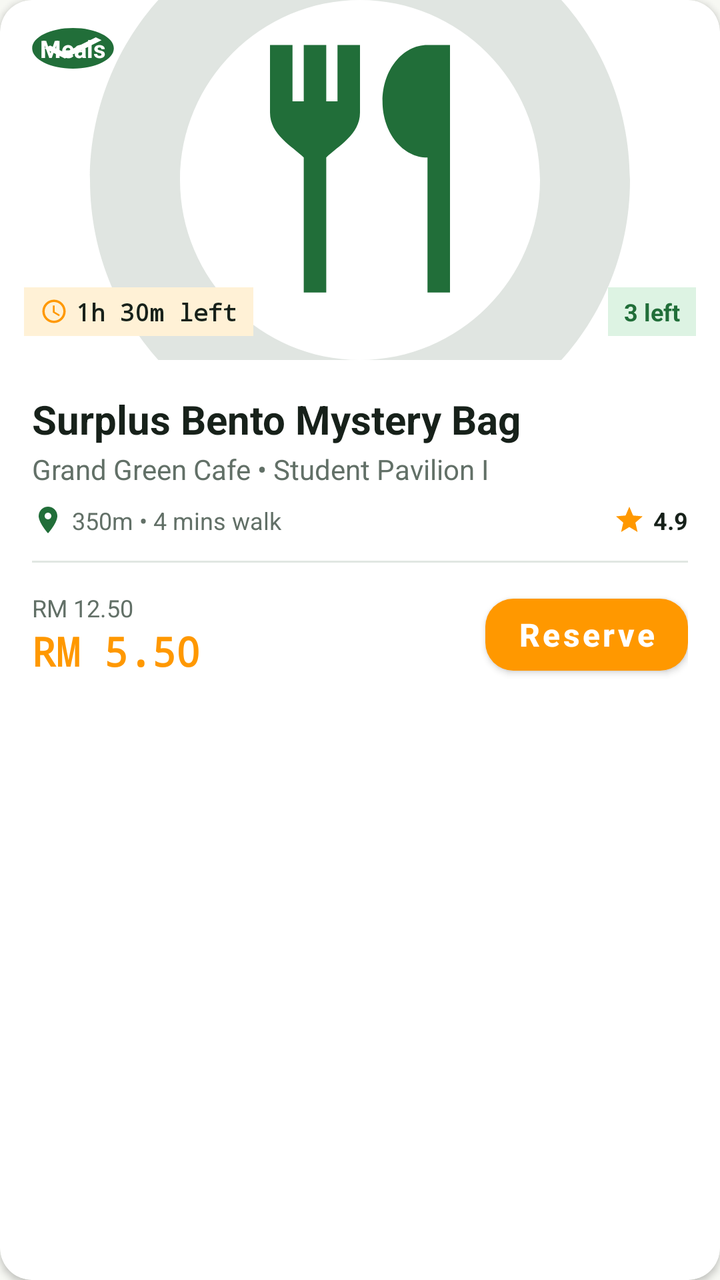
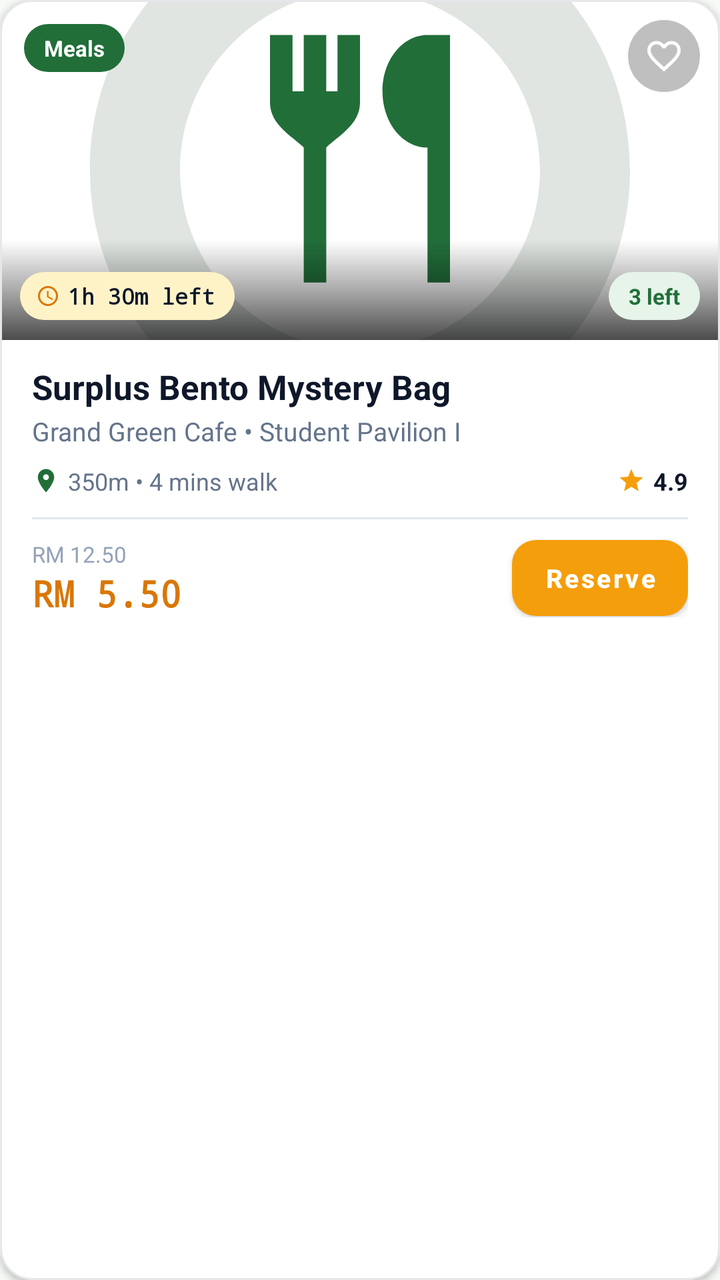

Screens rendered from an Android XML layout before and after an edit, with the pre-edit source and the edit as a unified diff.
<!-- AndroidManifest.xml: application theme Theme.MAD_Group13_FoodHero -->
<!-- res/layout/item_listing_card.xml -->
<?xml version="1.0" encoding="utf-8"?>
<com.google.android.material.card.MaterialCardView xmlns:android="http://schemas.android.com/apk/res/android"
    xmlns:app="http://schemas.android.com/apk/res-auto"
    xmlns:tools="http://schemas.android.com/tools"
    style="@style/Widget.FoodHero.Card"
    android:layout_width="match_parent"
    android:layout_height="wrap_content"
    android:layout_marginStart="@dimen/spacing_16"
    android:layout_marginTop="@dimen/spacing_8"
    android:layout_marginEnd="@dimen/spacing_16"
    android:layout_marginBottom="@dimen/spacing_8"
    android:clickable="true"
    android:focusable="true">

    <LinearLayout
        android:layout_width="match_parent"
        android:layout_height="wrap_content"
        android:orientation="vertical">

        
        <FrameLayout
            android:layout_width="match_parent"
            android:layout_height="180dp">

            <ImageView
                android:id="@+id/iv_listing_image"
                android:layout_width="match_parent"
                android:layout_height="match_parent"
                android:contentDescription="@null"
                android:scaleType="centerCrop"
                android:src="@drawable/ic_food_placeholder" />

            
            <TextView
                android:id="@+id/tv_category_badge"
                android:layout_width="wrap_content"
                android:layout_height="wrap_content"
                android:layout_gravity="top|start"
                android:layout_margin="@dimen/spacing_12"
                android:background="@drawable/ic_check_circle"
                android:backgroundTint="@color/colorPrimary"
                android:paddingStart="@dimen/spacing_8"
                android:paddingTop="@dimen/spacing_4"
                android:paddingEnd="@dimen/spacing_8"
                android:paddingBottom="@dimen/spacing_4"
                android:text="Meals"
                android:textColor="@color/white"
                android:textSize="@dimen/text_size_caption"
                android:textStyle="bold" />

            
            <ImageView
                android:id="@+id/btn_favourite"
                android:layout_width="40dp"
                android:layout_height="40dp"
                android:layout_gravity="top|end"
                android:layout_margin="@dimen/spacing_8"
                android:background="?attr/selectableItemBackgroundBorderless"
                android:contentDescription="Favourite"
                android:padding="@dimen/spacing_8"
                android:src="@drawable/ic_heart_outline"
                app:tint="@color/white" />

            
            <LinearLayout
                android:layout_width="wrap_content"
                android:layout_height="wrap_content"
                android:layout_gravity="bottom|start"
                android:layout_margin="@dimen/spacing_12"
                android:background="@color/colorAccentContainer"
                android:gravity="center_vertical"
                android:orientation="horizontal"
                android:paddingStart="@dimen/spacing_8"
                android:paddingTop="@dimen/spacing_4"
                android:paddingEnd="@dimen/spacing_8"
                android:paddingBottom="@dimen/spacing_4">

                <ImageView
                    android:layout_width="14dp"
                    android:layout_height="14dp"
                    android:contentDescription="@null"
                    android:src="@drawable/ic_clock"
                    app:tint="@color/colorAccent" />

                <TextView
                    android:id="@+id/tv_countdown"
                    android:layout_width="wrap_content"
                    android:layout_height="wrap_content"
                    android:layout_marginStart="@dimen/spacing_4"
                    android:fontFamily="monospace"
                    android:text="1h 30m left"
                    android:textColor="@color/colorTextPrimary"
                    android:textSize="@dimen/text_size_caption"
                    android:textStyle="bold" />
            </LinearLayout>

            
            <TextView
                android:id="@+id/tv_stock_badge"
                android:layout_width="wrap_content"
                android:layout_height="wrap_content"
                android:layout_gravity="bottom|end"
                android:layout_margin="@dimen/spacing_12"
                android:background="@color/colorPrimaryContainer"
                android:paddingStart="@dimen/spacing_8"
                android:paddingTop="@dimen/spacing_4"
                android:paddingEnd="@dimen/spacing_8"
                android:paddingBottom="@dimen/spacing_4"
                android:text="3 left"
                android:textColor="@color/colorPrimary"
                android:textSize="@dimen/text_size_caption"
                android:textStyle="bold" />
        </FrameLayout>

        
        <LinearLayout
            android:layout_width="match_parent"
            android:layout_height="wrap_content"
            android:orientation="vertical"
            android:padding="@dimen/spacing_16">

            
            <TextView
                android:id="@+id/tv_listing_title"
                android:layout_width="match_parent"
                android:layout_height="wrap_content"
                android:ellipsize="end"
                android:maxLines="1"
                android:text="Surplus Bento Mystery Bag"
                android:textColor="@color/colorTextPrimary"
                android:textSize="@dimen/text_size_title"
                android:textStyle="bold" />

            <TextView
                android:id="@+id/tv_merchant_name"
                android:layout_width="match_parent"
                android:layout_height="wrap_content"
                android:layout_marginTop="@dimen/spacing_2"
                android:ellipsize="end"
                android:maxLines="1"
                android:text="Grand Green Cafe • Student Pavilion I"
                android:textColor="@color/colorTextSecondary"
                android:textSize="@dimen/text_size_body" />

            
            <LinearLayout
                android:layout_width="match_parent"
                android:layout_height="wrap_content"
                android:layout_marginTop="@dimen/spacing_8"
                android:gravity="center_vertical"
                android:orientation="horizontal">

                <ImageView
                    android:layout_width="16dp"
                    android:layout_height="16dp"
                    android:contentDescription="@null"
                    android:src="@drawable/ic_location"
                    app:tint="@color/colorPrimary" />

                <TextView
                    android:id="@+id/tv_distance"
                    android:layout_width="0dp"
                    android:layout_height="wrap_content"
                    android:layout_marginStart="@dimen/spacing_4"
                    android:layout_weight="1"
                    android:text="350m • 4 mins walk"
                    android:textColor="@color/colorTextSecondary"
                    android:textSize="@dimen/text_size_caption" />

                <ImageView
                    android:layout_width="16dp"
                    android:layout_height="16dp"
                    android:contentDescription="@null"
                    android:src="@drawable/ic_star" />

                <TextView
                    android:id="@+id/tv_rating"
                    android:layout_width="wrap_content"
                    android:layout_height="wrap_content"
                    android:layout_marginStart="@dimen/spacing_4"
                    android:text="4.9"
                    android:textColor="@color/colorTextPrimary"
                    android:textSize="@dimen/text_size_caption"
                    android:textStyle="bold" />
            </LinearLayout>

            <View
                android:layout_width="match_parent"
                android:layout_height="1dp"
                android:layout_marginTop="@dimen/spacing_12"
                android:layout_marginBottom="@dimen/spacing_12"
                android:background="@color/colorDivider" />

            
            <LinearLayout
                android:layout_width="match_parent"
                android:layout_height="wrap_content"
                android:gravity="center_vertical"
                android:orientation="horizontal">

                <LinearLayout
                    android:layout_width="0dp"
                    android:layout_height="wrap_content"
                    android:layout_weight="1"
                    android:orientation="vertical">

                    <TextView
                        android:id="@+id/tv_original_price"
                        android:layout_width="wrap_content"
                        android:layout_height="wrap_content"
                        android:text="RM 12.50"
                        android:textColor="@color/colorTextSecondary"
                        android:textSize="@dimen/text_size_caption" />

                    <TextView
                        android:id="@+id/tv_discounted_price"
                        android:layout_width="wrap_content"
                        android:layout_height="wrap_content"
                        android:fontFamily="monospace"
                        android:text="RM 5.50"
                        android:textColor="@color/colorAccent"
                        android:textSize="@dimen/text_size_title"
                        android:textStyle="bold" />
                </LinearLayout>

                <com.google.android.material.button.MaterialButton
                    android:id="@+id/btn_reserve"
                    style="@style/Widget.FoodHero.Button.Accent"
                    android:layout_width="wrap_content"
                    android:layout_height="wrap_content"
                    android:text="Reserve" />
            </LinearLayout>
        </LinearLayout>
    </LinearLayout>
</com.google.android.material.card.MaterialCardView>
<!-- resources referenced by this layout -->
<resources>
  <color name="colorAccent">#FF9800</color>
  <color name="colorAccentContainer">#FFF1D6</color>
  <color name="colorDivider">#E1E7E2</color>
  <color name="colorPrimary">#216E39</color>
  <color name="colorPrimaryContainer">#DDF3E3</color>
  <color name="colorTextPrimary">#17211A</color>
  <color name="colorTextSecondary">#627067</color>
  <color name="white">#FFFFFF</color>
  <dimen name="spacing_12">12dp</dimen>
  <dimen name="spacing_16">16dp</dimen>
  <dimen name="spacing_2">2dp</dimen>
  <dimen name="spacing_4">4dp</dimen>
  <dimen name="spacing_8">8dp</dimen>
  <dimen name="text_size_body">14sp</dimen>
  <dimen name="text_size_caption">12sp</dimen>
  <dimen name="text_size_title">20sp</dimen>
  <!-- drawable ic_check_circle (drawable) -->
  <vector xmlns:android="http://schemas.android.com/apk/res/android"
      android:width="24dp"
      android:height="24dp"
      android:viewportWidth="24"
      android:viewportHeight="24">
      <path
          android:fillColor="@color/colorPrimary"
          android:pathData="M12,2C6.48,2 2,6.48 2,12s4.48,10 10,10 10,-4.48 10,-10S17.52,2 12,2zm-2,15l-5,-5 1.41,-1.41L10,14.17l7.59,-7.59L19,8l-9,9z" />
  </vector>
  <!-- drawable ic_star (drawable) -->
  <vector xmlns:android="http://schemas.android.com/apk/res/android"
      android:width="24dp"
      android:height="24dp"
      android:viewportWidth="24"
      android:viewportHeight="24">
      <path
          android:fillColor="@color/colorAccent"
          android:pathData="M12,17.27L18.18,21l-1.64,-7.03L22,9.24l-7.19,-0.61L12,2 9.19,8.63 2,9.24l5.46,4.73L5.82,21z" />
  </vector>
  <style name="Widget.FoodHero.Button.Accent" parent="Widget.MaterialComponents.Button">
          <item name="backgroundTint">@color/colorAccent</item>
          <item name="android:textColor">@color/white</item>
          <item name="cornerRadius">@dimen/corner_button</item>
          <item name="android:minHeight">@dimen/min_touch_target</item>
          <item name="android:textSize">@dimen/text_size_action</item>
          <item name="android:textStyle">bold</item>
          <item name="elevation">2dp</item>
          <item name="android:textAllCaps">false</item>
      </style>
  <style name="Widget.FoodHero.Card" parent="Widget.MaterialComponents.CardView">
          <item name="cardCornerRadius">@dimen/corner_card</item>
          <item name="cardElevation">@dimen/elevation_card</item>
          <item name="cardBackgroundColor">@color/colorSurface</item>
          <item name="cardMaxElevation">@dimen/elevation_card_elevated</item>
          <item name="android:clipToPadding">false</item>
      </style>
  <dimen name="corner_button">14dp</dimen>
  <dimen name="min_touch_target">48dp</dimen>
  <dimen name="text_size_action">16sp</dimen>
  <dimen name="corner_card">16dp</dimen>
  <dimen name="elevation_card">2dp</dimen>
  <color name="colorSurface">#FFFFFF</color>
  <dimen name="elevation_card_elevated">6dp</dimen>
  <color name="colorPrimaryDark">#123C25</color>
  <color name="colorBackground">#F7F8F3</color>
  <color name="colorError">#B3261E</color>
  <!-- unchanged entries left out for length: 5 -->
</resources>

<!-- the commit's change to res/layout/item_listing_card.xml (unified diff, before → after) -->
@@ -20,7 +20,7 @@
         
         <FrameLayout
             android:layout_width="match_parent"
-            android:layout_height="180dp">
+            android:layout_height="170dp">
 
             <ImageView
                 android:id="@+id/iv_listing_image"
@@ -31,56 +31,64 @@
                 android:src="@drawable/ic_food_placeholder" />
 
             
+            <View
+                android:layout_width="match_parent"
+                android:layout_height="50dp"
+                android:layout_gravity="bottom"
+                android:background="@drawable/bg_gradient_scrim_bottom" />
+
+            
             <TextView
                 android:id="@+id/tv_category_badge"
                 android:layout_width="wrap_content"
-                android:layout_height="wrap_content"
+                android:layout_height="24dp"
                 android:layout_gravity="top|start"
                 android:layout_margin="@dimen/spacing_12"
-                android:background="@drawable/ic_check_circle"
+                android:background="@drawable/bg_badge_pill"
                 android:backgroundTint="@color/colorPrimary"
-                android:paddingStart="@dimen/spacing_8"
-                android:paddingTop="@dimen/spacing_4"
-                android:paddingEnd="@dimen/spacing_8"
-                android:paddingBottom="@dimen/spacing_4"
+                android:gravity="center"
+                android:paddingStart="@dimen/spacing_10"
+                android:paddingEnd="@dimen/spacing_10"
                 android:text="Meals"
                 android:textColor="@color/white"
-                android:textSize="@dimen/text_size_caption"
+                android:textSize="11sp"
                 android:textStyle="bold" />
 
             
             <ImageView
                 android:id="@+id/btn_favourite"
-                android:layout_width="40dp"
-                android:layout_height="40dp"
+                android:layout_width="36dp"
+                android:layout_height="36dp"
                 android:layout_gravity="top|end"
-                android:layout_margin="@dimen/spacing_8"
-                android:background="?attr/selectableItemBackgroundBorderless"
+                android:layout_margin="@dimen/spacing_10"
+                android:background="@drawable/bg_circle_container"
+                android:backgroundTint="@color/scrim_pill_button"
+                android:clickable="true"
+                android:focusable="true"
+                android:padding="8dp"
                 android:contentDescription="Favourite"
-                android:padding="@dimen/spacing_8"
                 android:src="@drawable/ic_heart_outline"
                 app:tint="@color/white" />
 
             
             <LinearLayout
                 android:layout_width="wrap_content"
-                android:layout_height="wrap_content"
+                android:layout_height="24dp"
                 android:layout_gravity="bottom|start"
-                android:layout_margin="@dimen/spacing_12"
-                android:background="@color/colorAccentContainer"
+                android:layout_margin="@dimen/spacing_10"
+                android:background="@drawable/bg_badge_pill"
+                android:backgroundTint="@color/colorAccentContainer"
                 android:gravity="center_vertical"
                 android:orientation="horizontal"
                 android:paddingStart="@dimen/spacing_8"
-                android:paddingTop="@dimen/spacing_4"
-                android:paddingEnd="@dimen/spacing_8"
-                android:paddingBottom="@dimen/spacing_4">
+                android:paddingEnd="@dimen/spacing_10">
 
                 <ImageView
-                    android:layout_width="14dp"
-                    android:layout_height="14dp"
+                    android:layout_width="12dp"
+                    android:layout_height="12dp"
                     android:contentDescription="@null"
                     android:src="@drawable/ic_clock"
-                    app:tint="@color/colorAccent" />
+                    app:tint="@color/colorAccentDark" />
 
                 <TextView
                     android:id="@+id/tv_countdown"
@@ -90,7 +98,7 @@
                     android:fontFamily="monospace"
                     android:text="1h 30m left"
                     android:textColor="@color/colorTextPrimary"
-                    android:textSize="@dimen/text_size_caption"
+                    android:textSize="11sp"
                     android:textStyle="bold" />
             </LinearLayout>
 
@@ -98,17 +106,17 @@
             <TextView
                 android:id="@+id/tv_stock_badge"
                 android:layout_width="wrap_content"
-                android:layout_height="wrap_content"
+                android:layout_height="24dp"
                 android:layout_gravity="bottom|end"
-                android:layout_margin="@dimen/spacing_12"
-                android:background="@color/colorPrimaryContainer"
-                android:paddingStart="@dimen/spacing_8"
-                android:paddingTop="@dimen/spacing_4"
-                android:paddingEnd="@dimen/spacing_8"
-                android:paddingBottom="@dimen/spacing_4"
+                android:layout_margin="@dimen/spacing_10"
+                android:background="@drawable/bg_badge_pill"
+                android:backgroundTint="@color/colorPrimaryContainer"
+                android:gravity="center"
+                android:paddingStart="@dimen/spacing_10"
+                android:paddingEnd="@dimen/spacing_10"
                 android:text="3 left"
                 android:textColor="@color/colorPrimary"
-                android:textSize="@dimen/text_size_caption"
+                android:textSize="11sp"
                 android:textStyle="bold" />
         </FrameLayout>
 
@@ -117,7 +125,10 @@
             android:layout_width="match_parent"
             android:layout_height="wrap_content"
             android:orientation="vertical"
-            android:padding="@dimen/spacing_16">
+            android:paddingStart="@dimen/spacing_16"
+            android:paddingTop="@dimen/spacing_12"
+            android:paddingEnd="@dimen/spacing_16"
+            android:paddingBottom="@dimen/spacing_16">
 
             
             <TextView
@@ -128,19 +139,19 @@
                 android:maxLines="1"
                 android:text="Surplus Bento Mystery Bag"
                 android:textColor="@color/colorTextPrimary"
-                android:textSize="@dimen/text_size_title"
+                android:textSize="17sp"
                 android:textStyle="bold" />
 
             <TextView
                 android:id="@+id/tv_merchant_name"
                 android:layout_width="match_parent"
                 android:layout_height="wrap_content"
-                android:layout_marginTop="@dimen/spacing_2"
+                android:layout_marginTop="2dp"
                 android:ellipsize="end"
                 android:maxLines="1"
                 android:text="Grand Green Cafe • Student Pavilion I"
                 android:textColor="@color/colorTextSecondary"
-                android:textSize="@dimen/text_size_body" />
+                android:textSize="@dimen/text_size_sub" />
 
             
             <LinearLayout
@@ -151,8 +162,8 @@
                 android:orientation="horizontal">
 
                 <ImageView
-                    android:layout_width="16dp"
-                    android:layout_height="16dp"
+                    android:layout_width="14dp"
+                    android:layout_height="14dp"
                     android:contentDescription="@null"
                     android:src="@drawable/ic_location"
                     app:tint="@color/colorPrimary" />
@@ -168,8 +179,8 @@
                     android:textSize="@dimen/text_size_caption" />
 
                 <ImageView
-                    android:layout_width="16dp"
-                    android:layout_height="16dp"
+                    android:layout_width="14dp"
+                    android:layout_height="14dp"
                     android:contentDescription="@null"
                     android:src="@drawable/ic_star" />
 
@@ -187,8 +198,8 @@
             <View
                 android:layout_width="match_parent"
                 android:layout_height="1dp"
-                android:layout_marginTop="@dimen/spacing_12"
-                android:layout_marginBottom="@dimen/spacing_12"
+                android:layout_marginTop="@dimen/spacing_10"
+                android:layout_marginBottom="@dimen/spacing_10"
                 android:background="@color/colorDivider" />
 
             
@@ -209,8 +220,8 @@
                         android:layout_width="wrap_content"
                         android:layout_height="wrap_content"
                         android:text="RM 12.50"
-                        android:textColor="@color/colorTextSecondary"
-                        android:textSize="@dimen/text_size_caption" />
+                        android:textColor="@color/colorTextTertiary"
+                        android:textSize="11sp" />
 
                     <TextView
                         android:id="@+id/tv_discounted_price"
@@ -218,8 +229,8 @@
                         android:layout_height="wrap_content"
                         android:fontFamily="monospace"
                         android:text="RM 5.50"
-                        android:textColor="@color/colorAccent"
-                        android:textSize="@dimen/text_size_title"
+                        android:textColor="@color/colorAccentDark"
+                        android:textSize="18sp"
                         android:textStyle="bold" />
                 </LinearLayout>
 
@@ -227,8 +238,11 @@
                     android:id="@+id/btn_reserve"
                     style="@style/Widget.FoodHero.Button.Accent"
                     android:layout_width="wrap_content"
-                    android:layout_height="wrap_content"
-                    android:text="Reserve" />
+                    android:layout_height="38dp"
+                    android:paddingStart="@dimen/spacing_16"
+                    android:paddingEnd="@dimen/spacing_16"
+                    android:text="Reserve"
+                    android:textSize="13sp" />
             </LinearLayout>
         </LinearLayout>
     </LinearLayout>
<!-- resource entries referenced after the edit -->
@@ -1,31 +1,46 @@
 <!-- resources referenced by this layout -->
 <resources>
-  <color name="colorAccent">#FF9800</color>
-  <color name="colorAccentContainer">#FFF1D6</color>
-  <color name="colorDivider">#E1E7E2</color>
+  <color name="colorAccent">#F59E0B</color>
+  <color name="colorAccentContainer">#FEF3C7</color>
+  <color name="colorAccentDark">#D97706</color>
+  <color name="colorDivider">#E2E8F0</color>
   <color name="colorPrimary">#216E39</color>
-  <color name="colorPrimaryContainer">#DDF3E3</color>
-  <color name="colorTextPrimary">#17211A</color>
-  <color name="colorTextSecondary">#627067</color>
+  <color name="colorPrimaryContainer">#E6F4EA</color>
+  <color name="colorTextPrimary">#0F172A</color>
+  <color name="colorTextSecondary">#64748B</color>
+  <color name="colorTextTertiary">#94A3B8</color>
+  <color name="scrim_pill_button">#40000000</color>
   <color name="white">#FFFFFF</color>
+  <dimen name="spacing_10">10dp</dimen>
   <dimen name="spacing_12">12dp</dimen>
   <dimen name="spacing_16">16dp</dimen>
-  <dimen name="spacing_2">2dp</dimen>
   <dimen name="spacing_4">4dp</dimen>
   <dimen name="spacing_8">8dp</dimen>
-  <dimen name="text_size_body">14sp</dimen>
   <dimen name="text_size_caption">12sp</dimen>
-  <dimen name="text_size_title">20sp</dimen>
-  <!-- drawable ic_check_circle (drawable) -->
-  <vector xmlns:android="http://schemas.android.com/apk/res/android"
-      android:width="24dp"
-      android:height="24dp"
-      android:viewportWidth="24"
-      android:viewportHeight="24">
-      <path
-          android:fillColor="@color/colorPrimary"
-          android:pathData="M12,2C6.48,2 2,6.48 2,12s4.48,10 10,10 10,-4.48 10,-10S17.52,2 12,2zm-2,15l-5,-5 1.41,-1.41L10,14.17l7.59,-7.59L19,8l-9,9z" />
-  </vector>
+  <dimen name="text_size_sub">13sp</dimen>
+  <!-- drawable bg_badge_pill (drawable) -->
+  <?xml version="1.0" encoding="utf-8"?>
+  <shape xmlns:android="http://schemas.android.com/apk/res/android"
+      android:shape="rectangle">
+      <corners android:radius="999dp" />
+      <solid android:color="@color/colorPrimary" />
+  </shape>
+  <!-- drawable bg_circle_container (drawable) -->
+  <?xml version="1.0" encoding="utf-8"?>
+  <shape xmlns:android="http://schemas.android.com/apk/res/android"
+      android:shape="oval">
+      <solid android:color="@color/colorPrimaryContainer" />
+  </shape>
+  <!-- drawable bg_gradient_scrim_bottom (drawable) -->
+  <?xml version="1.0" encoding="utf-8"?>
+  <shape xmlns:android="http://schemas.android.com/apk/res/android">
+      <gradient
+          android:angle="90"
+          android:startColor="#B3000000"
+          android:centerColor="#55000000"
+          android:endColor="#00000000"
+          android:type="linear" />
+  </shape>
   <!-- drawable ic_star (drawable) -->
   <vector xmlns:android="http://schemas.android.com/apk/res/android"
       android:width="24dp"
@@ -40,10 +55,12 @@
           <item name="backgroundTint">@color/colorAccent</item>
           <item name="android:textColor">@color/white</item>
           <item name="cornerRadius">@dimen/corner_button</item>
-          <item name="android:minHeight">@dimen/min_touch_target</item>
+          <item name="android:minHeight">@dimen/button_height_primary</item>
           <item name="android:textSize">@dimen/text_size_action</item>
           <item name="android:textStyle">bold</item>
-          <item name="elevation">2dp</item>
+          <item name="android:insetTop">0dp</item>
+          <item name="android:insetBottom">0dp</item>
+          <item name="elevation">@dimen/elevation_card</item>
           <item name="android:textAllCaps">false</item>
       </style>
   <style name="Widget.FoodHero.Card" parent="Widget.MaterialComponents.CardView">
@@ -51,18 +68,21 @@
           <item name="cardElevation">@dimen/elevation_card</item>
           <item name="cardBackgroundColor">@color/colorSurface</item>
           <item name="cardMaxElevation">@dimen/elevation_card_elevated</item>
+          <item name="strokeColor">@color/colorCardBorder</item>
+          <item name="strokeWidth">1dp</item>
           <item name="android:clipToPadding">false</item>
       </style>
-  <dimen name="corner_button">14dp</dimen>
-  <dimen name="min_touch_target">48dp</dimen>
-  <dimen name="text_size_action">16sp</dimen>
+  <dimen name="corner_button">12dp</dimen>
+  <dimen name="button_height_primary">48dp</dimen>
+  <dimen name="text_size_action">15sp</dimen>
   <dimen name="corner_card">16dp</dimen>
   <dimen name="elevation_card">2dp</dimen>
   <color name="colorSurface">#FFFFFF</color>
-  <dimen name="elevation_card_elevated">6dp</dimen>
+  <dimen name="elevation_card_elevated">4dp</dimen>
+  <color name="colorCardBorder">#E5E7EB</color>
   <color name="colorPrimaryDark">#123C25</color>
-  <color name="colorBackground">#F7F8F3</color>
-  <color name="colorError">#B3261E</color>
+  <color name="colorBackground">#F8FAF8</color>
+  <color name="colorError">#DC2626</color>
   <!-- unchanged entries left out for length: 5 -->
 </resources>
 
